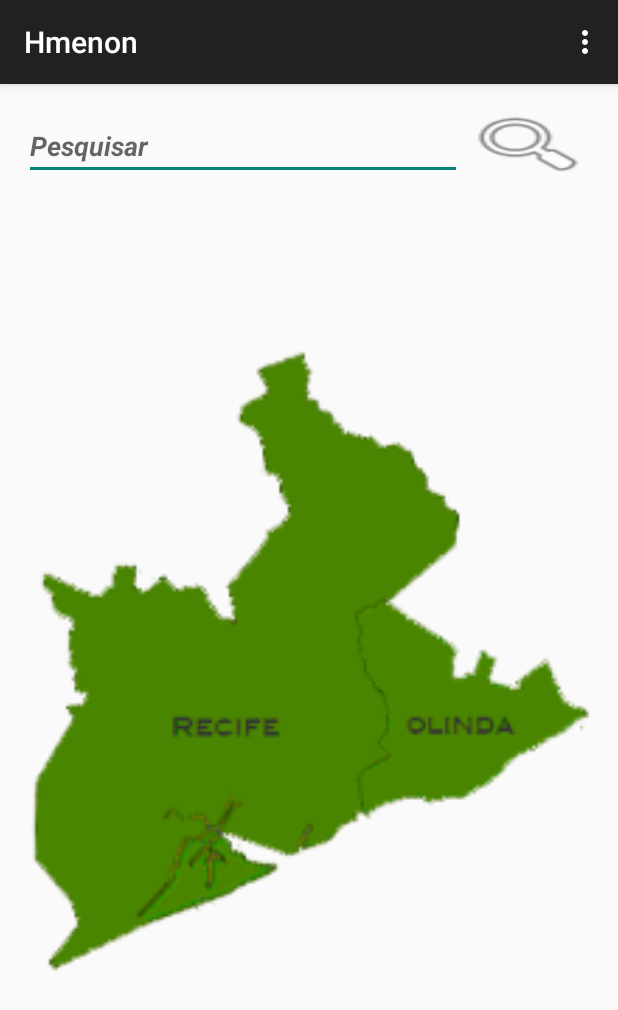
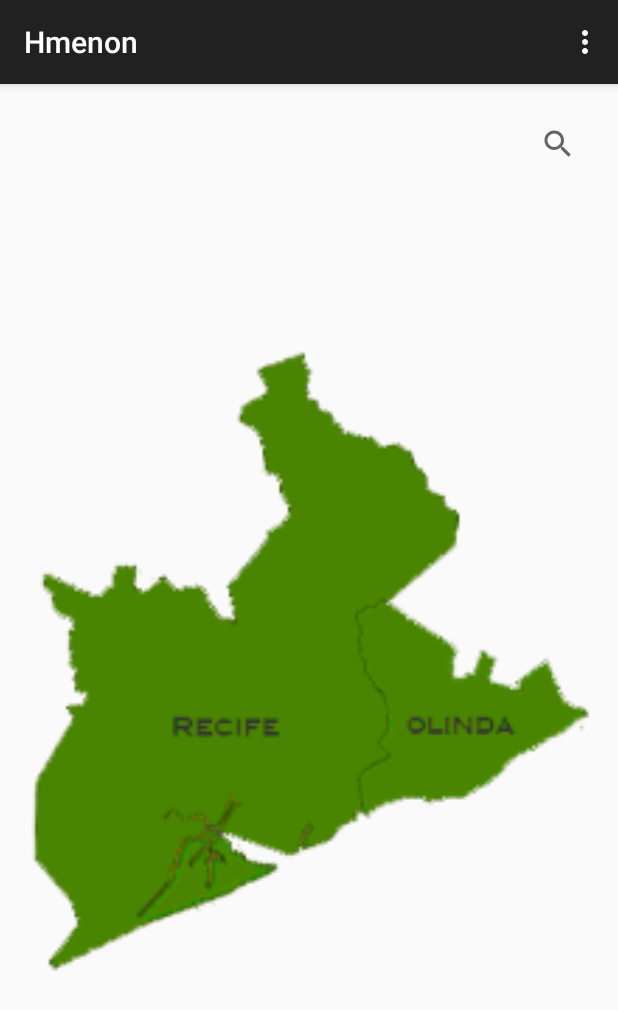
Before and after one commit to nichene/Hmenon, an Android app: the MainActivity screen opened directly, with no data from a screen before it, on a phone screen of 412 x 824 dp. Shown: the top 1010 px of the screen. Run offline under Robolectric (Android 15) with nearby library versions, the phone set to English and light mode, and no system bars.

Commit message:
victory shall be ours!

```diff
--- a/Hmenon2/app/src/main/res/layout/activity_main.xml
+++ b/Hmenon2/app/src/main/res/layout/activity_main.xml
@@ -9,28 +9,12 @@
     android:paddingBottom="16dp"
     tools:context=".MainActivity">
 
-
-    <EditText
-        android:hint="Pesquisar"
+    <android.widget.SearchView
         android:layout_width="wrap_content"
         android:layout_height="wrap_content"
-        android:id="@+id/edtPesquisa"
-        android:textIsSelectable="false"
-        android:textStyle="bold|italic"
-        android:layout_alignBottom="@+id/btnPesquisar"
-        android:layout_alignParentLeft="true"
-        android:layout_alignParentStart="true"
-        android:layout_toLeftOf="@+id/btnPesquisar"
-        android:layout_toStartOf="@+id/btnPesquisar" />
-    <Button
-        android:id="@+id/btnPesquisar"
-        android:layout_width="wrap_content"
-        android:layout_height="wrap_content"
-        android:background="@android:drawable/ic_menu_search"
-        android:layout_alignWithParentIfMissing="false"
-        android:layout_below="@+id/textView"
         android:layout_alignRight="@+id/imgRecife"
-        android:layout_alignEnd="@+id/imgRecife" />
+        android:layout_alignEnd="@+id/imgRecife"></android.widget.SearchView>
+
     <ImageView
         android:layout_width="match_parent"
         android:layout_height="match_parent"
```
